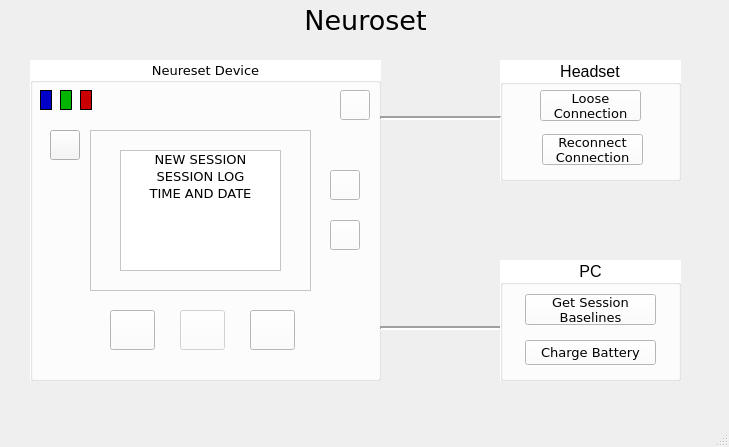
Qt form mainwindow.ui (osasuair/Neureset-EEG-Treatment-Device-QT-Simulator) before a commit.
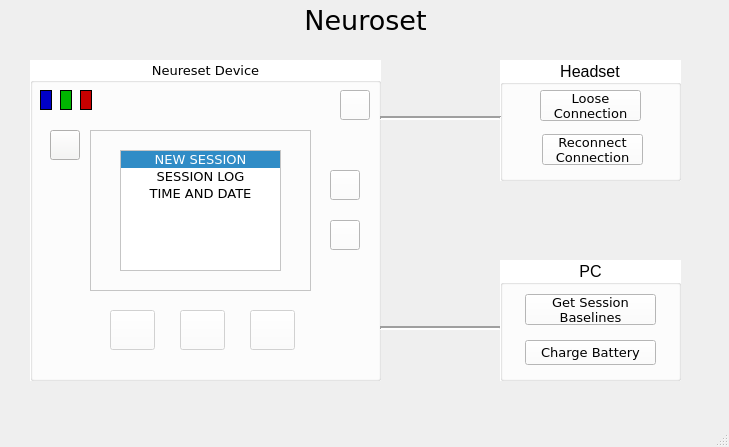
The same form after that commit. The open tabs and pages were chosen to show the change. Icons and pictures are not drawn.

What changed in the file:
```diff
--- a/mainwindow.ui
+++ b/mainwindow.ui
@@ -1027,6 +1027,9 @@
           <pointsize>10</pointsize>
          </font>
         </property>
+        <property name="currentRow">
+         <number>0</number>
+        </property>
         <item>
          <property name="text">
           <string>NEW SESSION</string>
@@ -1271,6 +1274,9 @@
      </widget>
     </widget>
     <widget class="QPushButton" name="pauseButton">
+     <property name="enabled">
+      <bool>false</bool>
+     </property>
      <property name="geometry">
       <rect>
        <x>80</x>
@@ -1332,6 +1338,9 @@
      </property>
     </widget>
     <widget class="QPushButton" name="stopButton">
+     <property name="enabled">
+      <bool>false</bool>
+     </property>
      <property name="geometry">
       <rect>
        <x>220</x>
```
Left out of the diff: 2 changed lines with no effect on the pictures.
